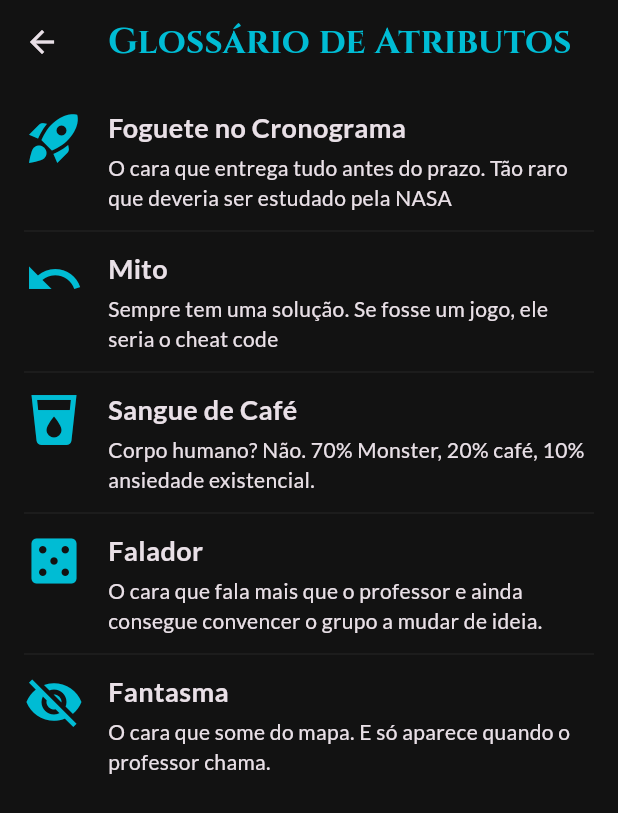
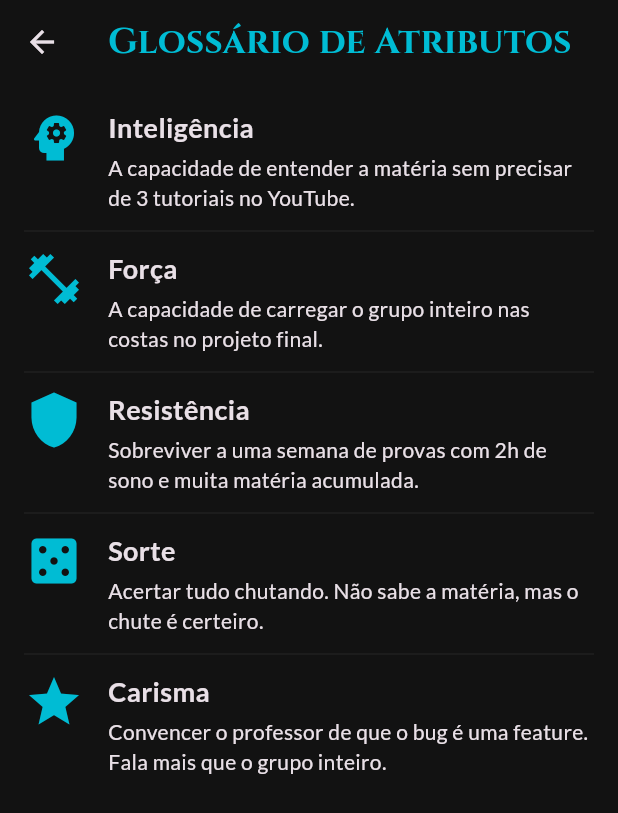
Before and after one commit to mrpunkdasilva/GradeMeHard-App, a Flutter app: the AttributesScreen screen opened directly, on a phone screen of 412 x 824 dp. Shown: the top 813 px of the screen. Run offline on Flutter 3.47's test engine with Material 3 defaults, Android fonts, the phone set to English and light mode, and no system bars; our stand-ins replace dotted_border, flutter_svg, google_fonts; network calls fail.

Commit message:
feat: atributos renomeados para RPG (Inteligência, Força, Resistência, Sorte, Carisma)

```diff
--- a/lib/data/mock_data.dart
+++ b/lib/data/mock_data.dart
@@ -11,11 +11,11 @@ Student _createStudent(String name, String imageUrlSeed) {
     name: name,
     imageUrl: 'https://picsum.photos/seed/$imageUrlSeed/200/300',
     attributes: {
-      'Foguete no Cronograma': _random.nextInt(6),
-      'Ctrl+Z Humano': _random.nextInt(6),
-      'Sangue de Monster': _random.nextInt(6),
-      'Chutônico': _random.nextInt(6),
-      'Fantasma da Presence': _random.nextInt(6),
+      'Inteligência': _random.nextInt(6),
+      'Força': _random.nextInt(6),
+      'Resistência': _random.nextInt(6),
+      'Sorte': _random.nextInt(6),
+      'Carisma': _random.nextInt(6),
     },
   );
 }
@@ -25,55 +25,55 @@ final List<Student> mockStudents = [
     name: 'Zaladria',
     imageUrl: 'https://picsum.photos/seed/zaladria/200/300',
     attributes: {
-      'Foguete no Cronograma': 5,
-      'Ctrl+Z Humano': 3,
-      'Sangue de Monster': 4,
-      'Chutônico': 2,
-      'Fantasma da Presence': 1,
+      'Inteligência': 5,
+      'Força': 3,
+      'Resistência': 4,
+      'Sorte': 2,
+      'Carisma': 1,
     },
   ),
   Student(
     name: 'Jonas "O Coder Fantasma"',
     imageUrl: 'https://picsum.photos/seed/jonas/200/300',
     attributes: {
-      'Foguete no Cronograma': 2,
-      'Ctrl+Z Humano': 5,
-      'Sangue de Monster': 3,
-      'Chutônico': 4,
-      'Fantasma da Presence': 5,
+      'Inteligência': 2,
+      'Força': 5,
+      'Resistência': 3,
+      'Sorte': 4,
+      'Carisma': 5,
     },
   ),
   Student(
     name: 'Beatriz "A Rainha do Debug"',
     imageUrl: 'https://picsum.photos/seed/beatriz/200/300',
     attributes: {
-      'Foguete no Cronograma': 5,
-      'Ctrl+Z Humano': 5,
-      'Sangue de Monster': 4,
-      'Chutônico': 3,
-      'Fantasma da Presence': 2,
+      'Inteligência': 5,
+      'Força': 5,
+      'Resistência': 4,
+      'Sorte': 3,
+      'Carisma': 2,
     },
   ),
   Student(
     name: 'Carlos "O Mestre do Copia e Cola"',
     imageUrl: 'https://picsum.photos/seed/carlos/200/300',
     attributes: {
-      'Foguete no Cronograma': 1,
-      'Ctrl+Z Humano': 2,
-      'Sangue de Monster': 3,
-      'Chutônico': 5,
-      'Fantasma da Presence': 4,
+      'Inteligência': 1,
+      'Força': 2,
+      'Resistência': 3,
+      'Sorte': 5,
+      'Carisma': 4,
     },
   ),
   Student(
     name: 'Fernanda "A Procrastinadora Profissional"',
     imageUrl: 'https://picsum.photos/seed/fernanda/200/300',
     attributes: {
-      'Foguete no Cronograma': 1,
-      'Ctrl+Z Humano': 4,
-      'Sangue de Monster': 2,
-      'Chutônico': 5,
-      'Fantasma da Presence': 3,
+      'Inteligência': 1,
+      'Força': 4,
+      'Resistência': 2,
+      'Sorte': 5,
+      'Carisma': 3,
     },
   ),
   _createStudent('Lucas "O Mago do CSS"', 'lucas'),
--- a/lib/screens/attributes_screen.dart
+++ b/lib/screens/attributes_screen.dart
@@ -17,29 +17,29 @@ class AttributeDetail {
 // The list of all attribute details
 final List<AttributeDetail> attributeDetails = [
   AttributeDetail(
-    icon: Icons.rocket_launch,
-    name: 'Foguete no Cronograma',
-    description: 'O cara que entrega tudo antes do prazo. Tão raro que deveria ser estudado pela NASA',
+    icon: Icons.psychology,
+    name: 'Inteligência',
+    description: 'A capacidade de entender a matéria sem precisar de 3 tutoriais no YouTube.',
   ),
   AttributeDetail(
-    icon: Icons.undo,
-    name: 'Mito',
-    description: 'Sempre tem uma solução. Se fosse um jogo, ele seria o cheat code',
+    icon: Icons.fitness_center,
+    name: 'Força',
+    description: 'A capacidade de carregar o grupo inteiro nas costas no projeto final.',
   ),
   AttributeDetail(
-    icon: Icons.local_drink,
-    name: 'Sangue de Café',
-    description: 'Corpo humano? Não. 70% Monster, 20% café, 10% ansiedade existencial.',
+    icon: Icons.shield,
+    name: 'Resistência',
+    description: 'Sobreviver a uma semana de provas com 2h de sono e muita matéria acumulada.',
   ),
   AttributeDetail(
     icon: Icons.casino,
-    name: 'Falador',
-    description: 'O cara que fala mais que o professor e ainda consegue convencer o grupo a mudar de ideia.',
+    name: 'Sorte',
+    description: 'Acertar tudo chutando. Não sabe a matéria, mas o chute é certeiro.',
   ),
   AttributeDetail(
-    icon: Icons.visibility_off,
-    name: 'Fantasma',
-    description: 'O cara que some do mapa. E só aparece quando o professor chama.',
+    icon: Icons.star,
+    name: 'Carisma',
+    description: 'Convencer o professor de que o bug é uma feature. Fala mais que o grupo inteiro.',
   ),
 ];
 
--- a/lib/services/group_analyzer.dart
+++ b/lib/services/group_analyzer.dart
@@ -31,20 +31,20 @@ class GroupAnalyzer {
     final lowestStat = sortedStats.first;
     final highestStat = sortedStats.last;
 
-    if (highestStat.key == 'Sangue de Monster' && lowestStat.key == 'Fantasma da Presence') {
-      return "Este grupo funciona à base de Monster e ansiedade. Trabalham muito, mas ninguém aparece na aula. O professor já esqueceu o nome deles.";
+    if (highestStat.key == 'Resistência' && lowestStat.key == 'Carisma') {
+      return "Este grupo aguenta qualquer desafio, mas ninguém consegue convencer o professor. Sobrevivem, mas não brilham.";
     }
-    if (highestStat.key == 'Ctrl+Z Humano' && lowestStat.key == 'Foguete no Cronograma') {
-      return "Mestres do improviso. Entregam tudo no último minuto, mas sempre tem um herói que conserta antes da apresentação.";
+    if (highestStat.key == 'Força' && lowestStat.key == 'Inteligência') {
+      return "Muita força de vontade, pouca estratégia. O projeto vai ser entregue, mas pode não funcionar.";
     }
-    if (highestStat.key == 'Chutônico' && lowestStat.key == 'Foguete no Cronograma') {
-      return "Este time é a prova de que sorte também é habilidade. O projeto será entregue atrasado, mas a nota será surpreendentemente alta.";
+    if (highestStat.key == 'Sorte' && lowestStat.key == 'Inteligência') {
+      return "Puro instinto. Não sabem o que estão fazendo, mas de alguma forma dá certo. Sorte de principiante?";
     }
-    if (highestStat.key == 'Foguete no Cronograma' && lowestStat.key == 'Sangue de Monster') {
-      return "Grupo organizado e pontual. Entregam tudo antes do prazo, mas precisam de muito café para manter o ritmo.";
+    if (highestStat.key == 'Inteligência' && lowestStat.key == 'Resistência') {
+      return "Gênios mas frágeis. O projeto será brilhante, se sobreviverem até a entrega.";
     }
 
-    return "Este grupo tem seu maior poder em '${highestStat.key}' e sua maior fraqueza em '${lowestStat.key}'. Um equilíbrio... interessante, para dizer o mínimo.";
+    return "Este grupo tem seu maior poder em '${highestStat.key}' e sua maior fraqueza em '${lowestStat.key}'. Um equilíbrio... interessante.";
   }
 
   static List<Student> suggestStudentsForImprovement(
--- a/lib/services/turma_service.dart
+++ b/lib/services/turma_service.dart
@@ -24,11 +24,11 @@ class TurmaService {
       name: creatorName,
       imageUrl: 'https://picsum.photos/seed/${creatorName.hashCode}/200/300',
       attributes: {
-        'Foguete no Cronograma': 0,
-        'Ctrl+Z Humano': 0,
-        'Sangue de Monster': 0,
-        'Chutônico': 0,
-        'Fantasma da Presence': 0,
+        'Inteligência': 0,
+        'Força': 0,
+        'Resistência': 0,
+        'Sorte': 0,
+        'Carisma': 0,
       },
     );
 
@@ -56,11 +56,11 @@ class TurmaService {
       name: studentName,
       imageUrl: 'https://picsum.photos/seed/${studentName.hashCode}/200/300',
       attributes: {
-        'Foguete no Cronograma': 0,
-        'Ctrl+Z Humano': 0,
-        'Sangue de Monster': 0,
-        'Chutônico': 0,
-        'Fantasma da Presence': 0,
+        'Inteligência': 0,
+        'Força': 0,
+        'Resistência': 0,
+        'Sorte': 0,
+        'Carisma': 0,
       },
     );
 
```
